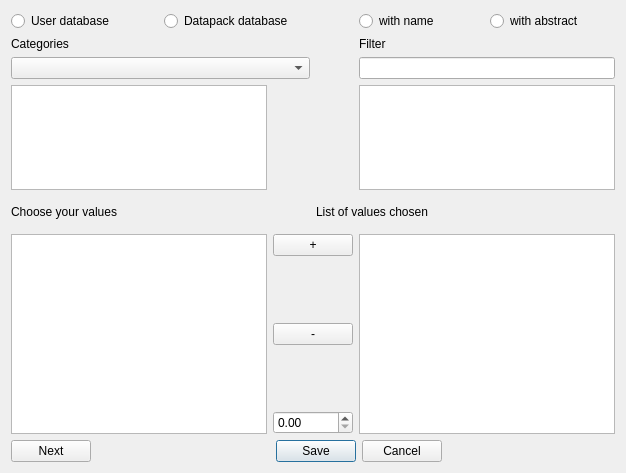
Old version of the form plugins/accountplugin/receipts/findValuesGUI.ui in the repository FreeHealth/freehealth.
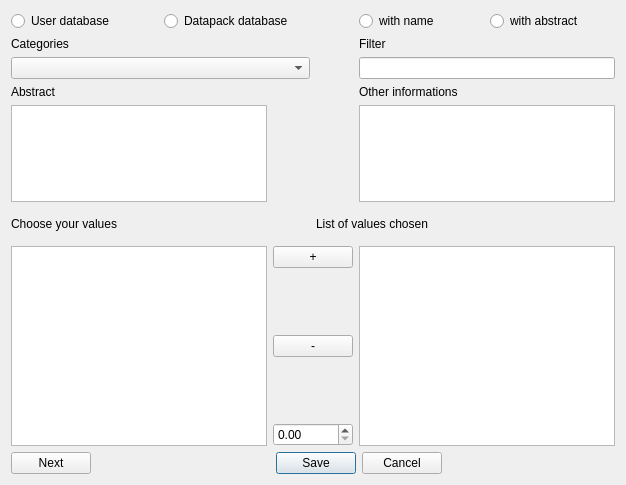
New version of the form.

Diff of the .ui file:
```diff
--- a/plugins/accountplugin/receipts/findValuesGUI.ui
+++ b/plugins/accountplugin/receipts/findValuesGUI.ui
@@ -7,7 +7,7 @@
     <x>0</x>
     <y>0</y>
     <width>626</width>
-    <height>473</height>
+    <height>485</height>
    </rect>
   </property>
   <property name="windowTitle">
@@ -19,6 +19,59 @@
   <layout class="QGridLayout" name="gridLayout_3">
    <item row="0" column="0">
     <layout class="QGridLayout" name="gridLayout_2">
+     <item row="4" column="3">
+      <widget class="QLineEdit" name="lineEditFilter"/>
+     </item>
+     <item row="7" column="0">
+      <widget class="QLabel" name="labelValues">
+       <property name="maximumSize">
+        <size>
+         <width>16777215</width>
+         <height>35</height>
+        </size>
+       </property>
+       <property name="text">
+        <string>Choose your values</string>
+       </property>
+      </widget>
+     </item>
+     <item row="7" column="2" colspan="2">
+      <widget class="QLabel" name="labelChoice">
+       <property name="minimumSize">
+        <size>
+         <width>0</width>
+         <height>32</height>
+        </size>
+       </property>
+       <property name="text">
+        <string>List of values chosen</string>
+       </property>
+      </widget>
+     </item>
+     <item row="0" column="0" colspan="2">
+      <layout class="QHBoxLayout" name="horizontalLayout">
+       <item>
+        <widget class="QRadioButton" name="userRadioButton">
+         <property name="text">
+          <string>User database</string>
+         </property>
+         <attribute name="buttonGroup">
+          <string notr="true">buttonGroup</string>
+         </attribute>
+        </widget>
+       </item>
+       <item>
+        <widget class="QRadioButton" name="datapackRadioButton">
+         <property name="text">
+          <string>Datapack database</string>
+         </property>
+         <attribute name="buttonGroup">
+          <string notr="true">buttonGroup</string>
+         </attribute>
+        </widget>
+       </item>
+      </layout>
+     </item>
      <item row="1" column="3">
       <widget class="QLabel" name="labelFilter">
        <property name="text">
@@ -32,7 +85,7 @@
      <item row="4" column="0" colspan="2">
       <widget class="QComboBox" name="comboBoxCategories"/>
      </item>
-     <item row="8" column="0" colspan="4">
+     <item row="9" column="0" colspan="4">
       <layout class="QGridLayout" name="gridLayout">
        <item row="2" column="2">
         <widget class="QDialogButtonBox" name="buttonBox">
@@ -79,59 +132,6 @@
        </item>
       </layout>
      </item>
-     <item row="4" column="3">
-      <widget class="QLineEdit" name="lineEditFilter"/>
-     </item>
-     <item row="6" column="0">
-      <widget class="QLabel" name="labelValues">
-       <property name="maximumSize">
-        <size>
-         <width>16777215</width>
-         <height>35</height>
-        </size>
-       </property>
-       <property name="text">
-        <string>Choose your values</string>
-       </property>
-      </widget>
-     </item>
-     <item row="6" column="2" colspan="2">
-      <widget class="QLabel" name="labelChoice">
-       <property name="minimumSize">
-        <size>
-         <width>0</width>
-         <height>32</height>
-        </size>
-       </property>
-       <property name="text">
-        <string>List of values chosen</string>
-       </property>
-      </widget>
-     </item>
-     <item row="0" column="0" colspan="2">
-      <layout class="QHBoxLayout" name="horizontalLayout">
-       <item>
-        <widget class="QRadioButton" name="userRadioButton">
-         <property name="text">
-          <string>User database</string>
-         </property>
-         <attribute name="buttonGroup">
-          <string notr="true">buttonGroup</string>
-         </attribute>
-        </widget>
-       </item>
-       <item>
-        <widget class="QRadioButton" name="datapackRadioButton">
-         <property name="text">
-          <string>Datapack database</string>
-         </property>
-         <attribute name="buttonGroup">
-          <string notr="true">buttonGroup</string>
-         </attribute>
-        </widget>
-       </item>
-      </layout>
-     </item>
      <item row="0" column="3">
       <layout class="QHBoxLayout" name="horizontalLayout_2">
        <item>
@@ -172,7 +172,7 @@
        </property>
       </widget>
      </item>
-     <item row="7" column="0">
+     <item row="8" column="0">
       <widget class="QTableView" name="tableViewOfValues">
        <property name="minimumSize">
         <size>
@@ -182,7 +182,7 @@
        </property>
       </widget>
      </item>
-     <item row="7" column="1" colspan="2">
+     <item row="8" column="1" colspan="2">
       <layout class="QVBoxLayout" name="verticalLayout">
        <item>
         <widget class="QPushButton" name="plusButton">
@@ -229,7 +229,7 @@
        </item>
       </layout>
      </item>
-     <item row="7" column="3">
+     <item row="8" column="3">
       <widget class="QListWidget" name="listchosenWidget">
        <property name="minimumSize">
         <size>
@@ -239,12 +239,32 @@
        </property>
       </widget>
      </item>
-     <item row="5" column="0">
+     <item row="6" column="0">
       <widget class="QTextEdit" name="abstractTextEdit"/>
      </item>
-     <item row="5" column="3">
+     <item row="6" column="3">
       <widget class="QTextEdit" name="othersTextEdit"/>
      </item>
+     <item row="5" column="0">
+      <widget class="QLabel" name="abstractLabel">
+       <property name="text">
+        <string>Abstract</string>
+       </property>
+       <property name="wordWrap">
+        <bool>true</bool>
+       </property>
+      </widget>
+     </item>
+     <item row="5" column="3">
+      <widget class="QLabel" name="othersLabel">
+       <property name="text">
+        <string>Other informations</string>
+       </property>
+       <property name="wordWrap">
+        <bool>true</bool>
+       </property>
+      </widget>
+     </item>
     </layout>
    </item>
   </layout>
```
